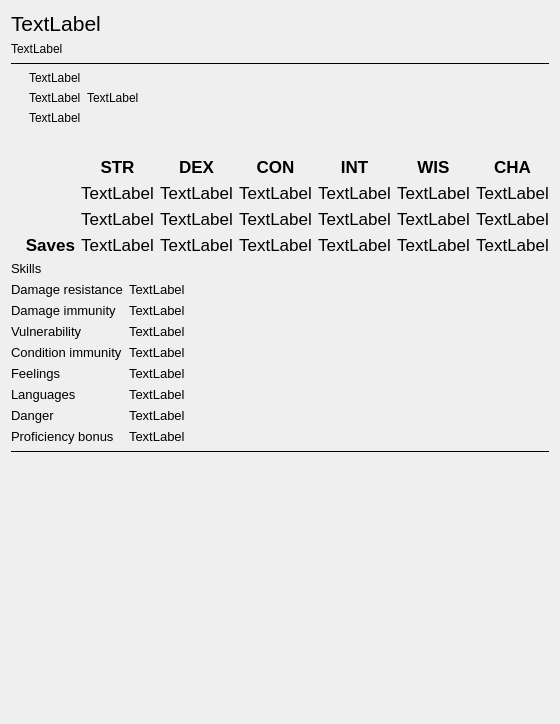
Old version of the form bestiary/dndbestiarypage.ui in the repository Technohamster-py/dm-assist.
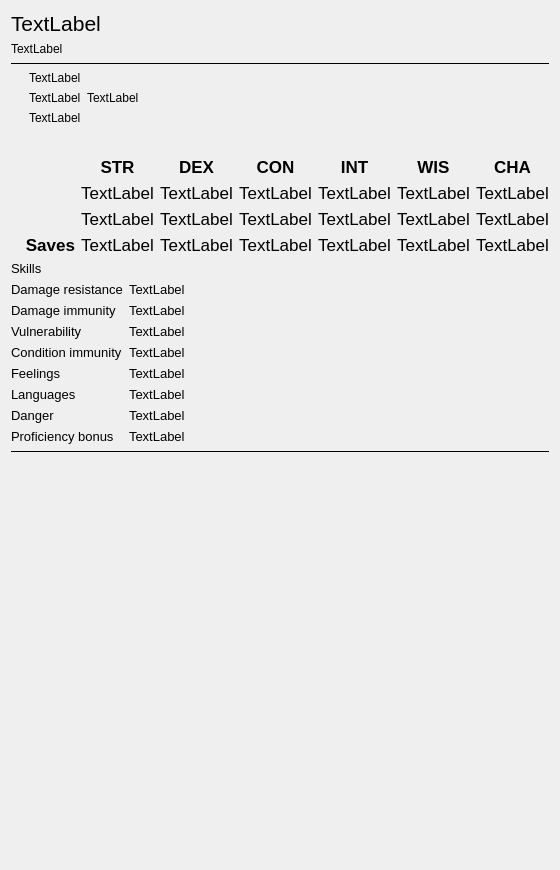
New version of the form. Icons and pictures are not drawn.

Commit message: Увеличен минимальный размер текстового окна

Patch:
```diff
--- a/bestiary/dndbestiarypage.ui
+++ b/bestiary/dndbestiarypage.ui
@@ -1106,7 +1106,7 @@
      <property name="minimumSize">
       <size>
        <width>0</width>
-       <height>200</height>
+       <height>400</height>
       </size>
      </property>
      <property name="styleSheet">
```
